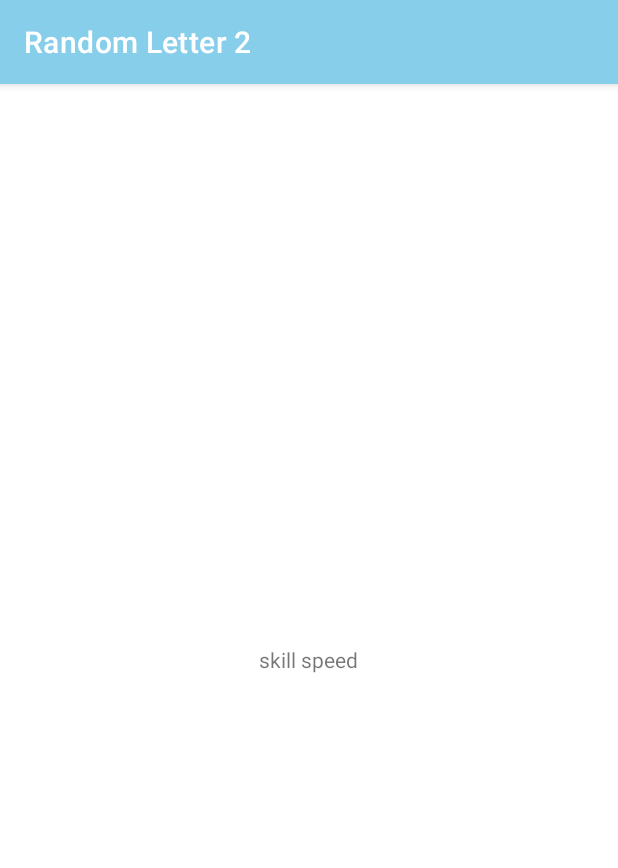
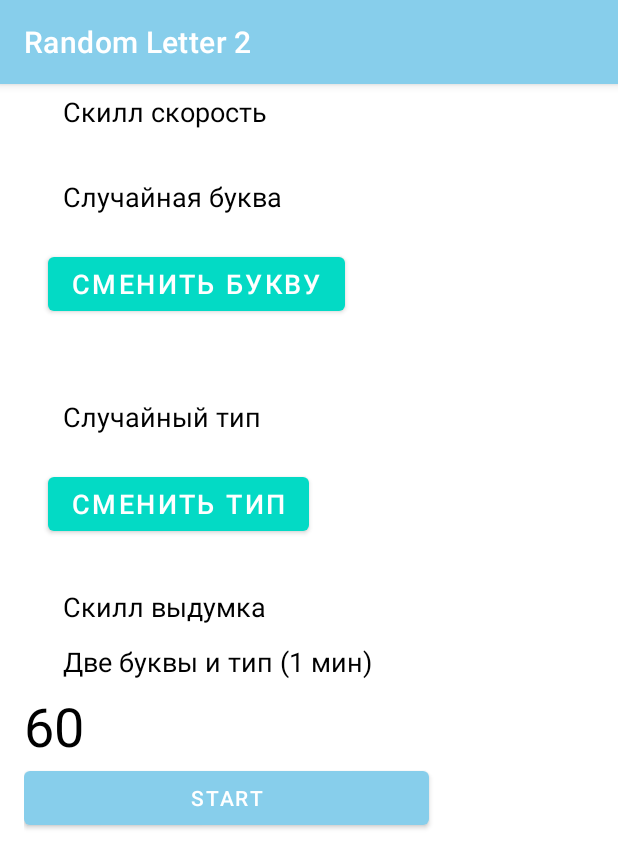
Before and after one commit to Vacheslav676/Random_Letter_2, an Android app: the words20seconds screen opened directly, with no data from a screen before it, on a phone screen of 412 x 824 dp. Shown: the top 868 px of the screen. Run offline under Robolectric (Android 15) with nearby library versions, the phone set to English and light mode, and no system bars.

Commit message:
копирую из начального коммита код

```diff
--- a/app/src/main/res/layout/activity_words20seconds.xml
+++ b/app/src/main/res/layout/activity_words20seconds.xml
@@ -9,14 +9,138 @@
     <LinearLayout
         android:layout_width="match_parent"
         android:layout_height="match_parent"
-        android:gravity="center"
-        android:orientation="vertical">
+        android:layout_marginStart="16dp"
+        android:navigationBarColor="@android:color/white"
+        android:orientation="vertical"
+        app:layout_constraintStart_toStartOf="parent"
+        tools:layout_editor_absoluteY="118dp">
+
 
         <TextView
-            android:id="@+id/textView3"
+            android:id="@+id/title1_text_view"
             android:layout_width="wrap_content"
             android:layout_height="wrap_content"
-            android:text="skill speed" />
+            android:layout_marginLeft="26dp"
+            android:layout_marginTop="6dp"
+            android:layout_marginBottom="6dp"
+            android:background="@color/white"
+            android:text="Скилл скорость"
+            android:textColor="@color/black"
+            android:textSize="18sp"
+            app:layout_constraintBottom_toBottomOf="parent"
+            app:layout_constraintEnd_toEndOf="parent"
+            app:layout_constraintStart_toStartOf="parent"
+            app:layout_constraintTop_toTopOf="parent" />
+
+        <TextView
+            android:id="@+id/letter_text_view"
+            android:layout_width="wrap_content"
+            android:layout_height="wrap_content"
+            android:layout_marginLeft="26dp"
+            android:layout_marginTop="26dp"
+            android:layout_marginBottom="6dp"
+            android:background="@color/white"
+            android:text="Случайная буква"
+            android:textColor="@color/black"
+            android:textSize="18sp"
+            app:layout_constraintBottom_toBottomOf="parent"
+            app:layout_constraintEnd_toEndOf="parent"
+            app:layout_constraintStart_toStartOf="parent"
+            app:layout_constraintTop_toTopOf="parent" />
+
+        <Button
+            android:id="@+id/button1"
+            android:layout_width="wrap_content"
+            android:layout_height="wrap_content"
+            android:layout_marginLeft="16dp"
+            android:layout_marginTop="16dp"
+            android:layout_marginBottom="26dp"
+            android:onClick="submitOrder"
+            android:text="Сменить букву"
+            android:textSize="18sp"
+            app:backgroundTint="@color/teal_200" />
+
+
+        <TextView
+            android:id="@+id/type1_text_view"
+            android:layout_width="wrap_content"
+            android:layout_height="wrap_content"
+            android:layout_marginLeft="26dp"
+            android:layout_marginTop="26dp"
+            android:layout_marginBottom="6dp"
+            android:background="@color/white"
+            android:text="Случайный тип"
+            android:textColor="@color/black"
+            android:textSize="18sp"
+            app:layout_constraintBottom_toBottomOf="parent"
+            app:layout_constraintEnd_toEndOf="parent"
+            app:layout_constraintStart_toStartOf="parent"
+            app:layout_constraintTop_toTopOf="parent" />
+
+        <Button
+            android:id="@+id/button2"
+            android:layout_width="wrap_content"
+            android:layout_height="wrap_content"
+            android:layout_marginLeft="16dp"
+            android:layout_marginTop="16dp"
+            android:layout_marginBottom="26dp"
+            android:onClick="submitOrder2"
+            android:text="Сменить тип"
+            android:textSize="18sp"
+            app:backgroundTint="@color/teal_200" />
+
+
+        <TextView
+            android:id="@+id/title3_text_view"
+            android:layout_width="wrap_content"
+            android:layout_height="wrap_content"
+            android:layout_marginLeft="26dp"
+            android:layout_marginTop="6dp"
+            android:layout_marginBottom="6dp"
+            android:background="@color/white"
+            android:text="Скилл выдумка"
+            android:textColor="@color/black"
+            android:textSize="18sp"
+            app:layout_constraintBottom_toBottomOf="parent"
+            app:layout_constraintEnd_toEndOf="parent"
+            app:layout_constraintStart_toStartOf="parent"
+            app:layout_constraintTop_toTopOf="parent" />
+
+        <TextView
+            android:id="@+id/type2_text_view"
+            android:layout_width="wrap_content"
+            android:layout_height="wrap_content"
+            android:layout_marginLeft="26dp"
+            android:layout_marginTop="6dp"
+            android:layout_marginBottom="6dp"
+            android:background="@color/white"
+            android:text="Две буквы и тип (1 мин)"
+            android:textColor="@color/black"
+            android:textSize="18sp"
+            app:layout_constraintBottom_toBottomOf="parent"
+            app:layout_constraintEnd_toEndOf="parent"
+            app:layout_constraintStart_toStartOf="parent"
+            app:layout_constraintTop_toTopOf="parent" />
+
+
+
+        <EditText
+            android:id="@+id/txtSeconds"
+            android:layout_width="match_parent"
+            android:layout_height="wrap_content"
+            android:background="@color/white"
+            android:ems="10"
+            android:inputType="numberDecimal"
+            android:textSize="36sp"
+            android:text="60"
+            android:textColor="@color/black" />
+
+        <Button
+            android:id="@+id/buttonStart"
+            android:layout_width="270dp"
+            android:layout_height="wrap_content"
+            android:text="Start"
+            tools:visibility="visible" />
 
 
     </LinearLayout>
```
